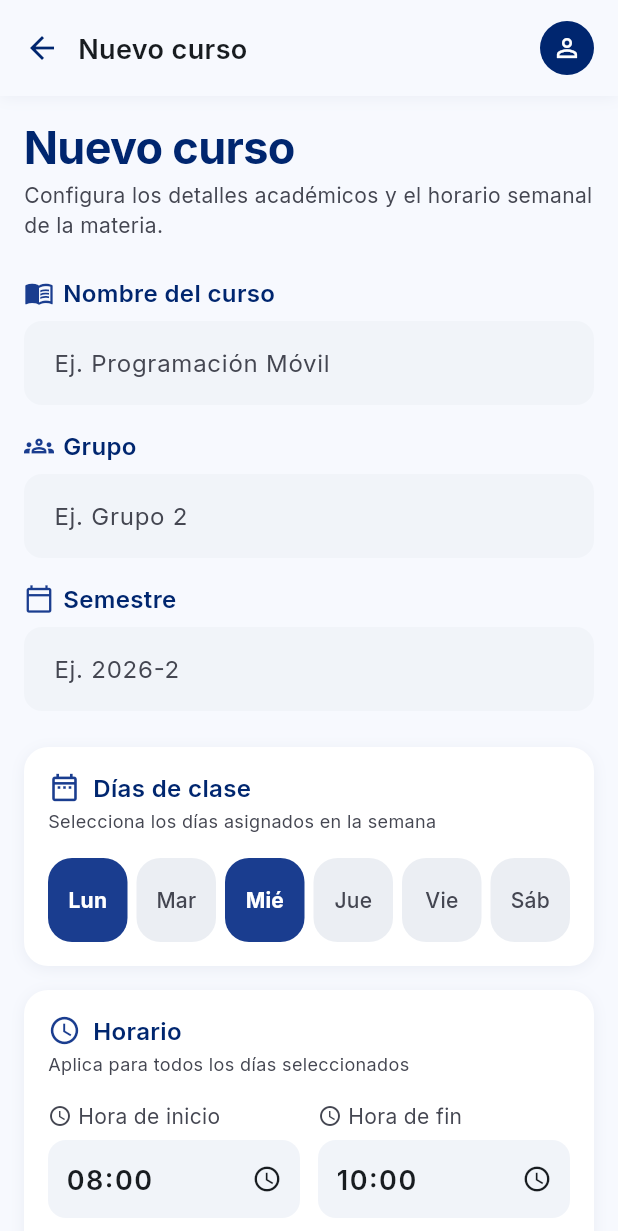
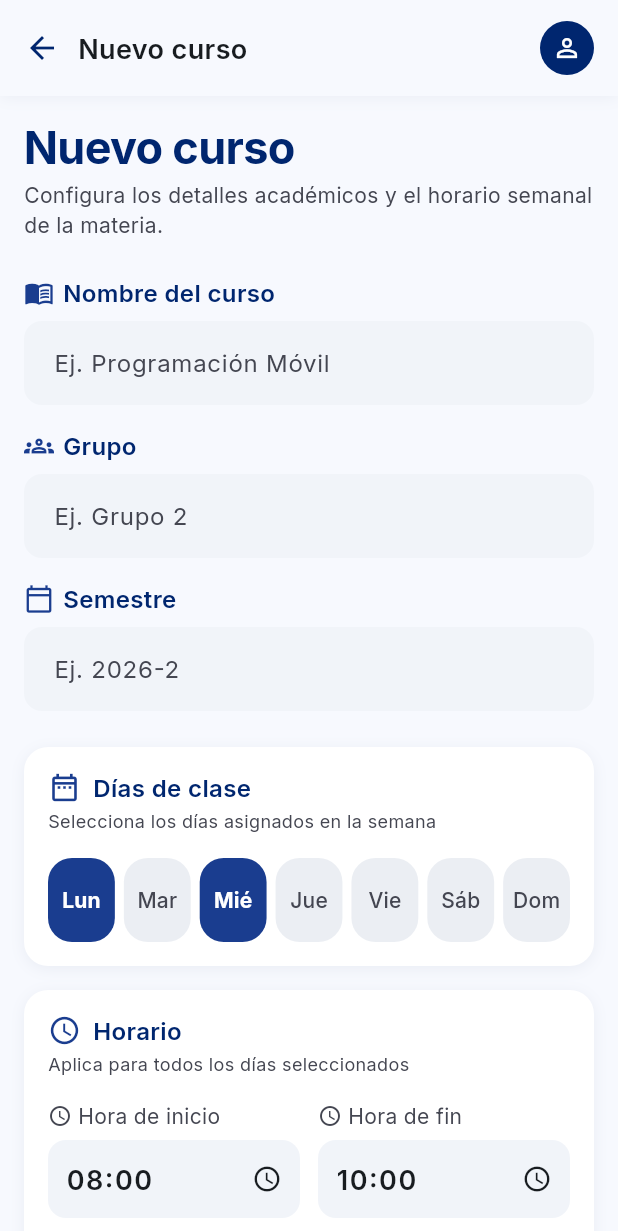
Before and after one commit to AlejoNR/Asistly, a Flutter app: the NewCourseView screen opened by its route, on a phone screen of 412 x 824 dp. Shown: the top 1231 px of the screen. Run offline on Flutter 3.47's test engine with Material 3 defaults, Android fonts, the phone set to English and light mode, and no system bars; our stand-ins replace cloud_firestore, cloud_functions, file_picker, firebase_auth, firebase_core, flutter_blue_plus and 6 more; missing offline and left inert: excel, mobile_scanner; accounts and stored records are empty.

Commit message:
Se agrego el dia domingo como clase

```diff
--- a/lib/views/teacher/new_course_view.dart
+++ b/lib/views/teacher/new_course_view.dart
@@ -289,14 +289,14 @@ class _SmallLabel extends StatelessWidget {
   }
 }
 
-/// Fila de botones Lun–Sáb: azul si el día está elegido, gris si no.
+/// Fila de botones Lun–Dom: azul si el día está elegido, gris si no.
 class _DayChips extends StatelessWidget {
   final Set<int> selected;
   final ValueChanged<int> onToggle;
 
   const _DayChips({required this.selected, required this.onToggle});
 
-  static const _labels = ['Lun', 'Mar', 'Mié', 'Jue', 'Vie', 'Sáb'];
+  static const _labels = ['Lun', 'Mar', 'Mié', 'Jue', 'Vie', 'Sáb', 'Dom'];
 
   @override
   Widget build(BuildContext context) {
```
